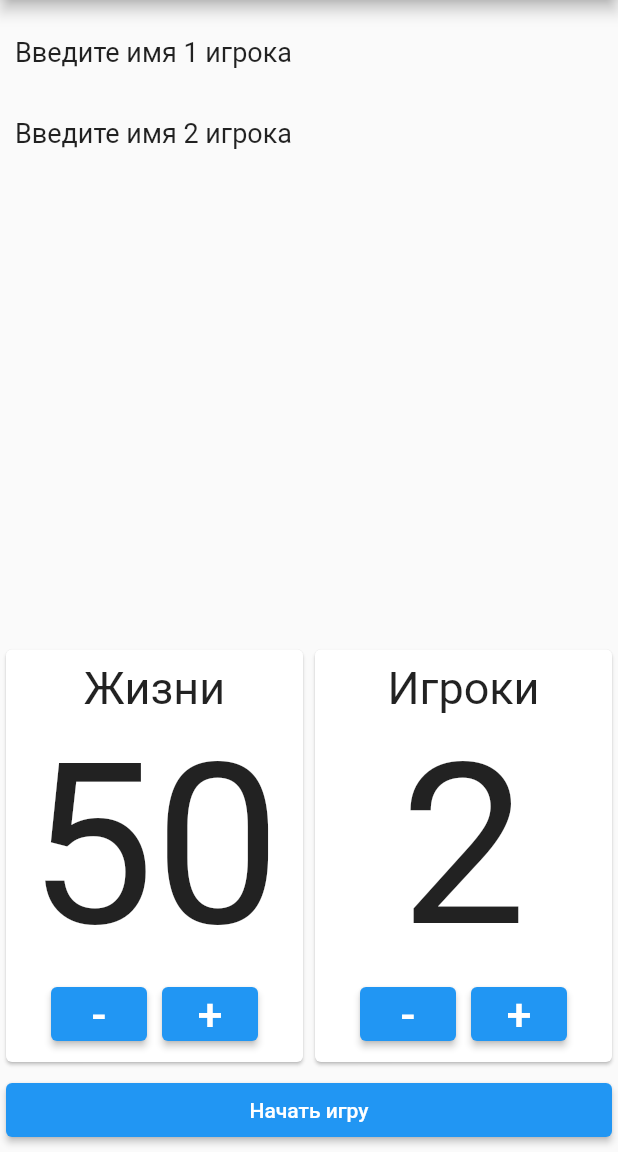
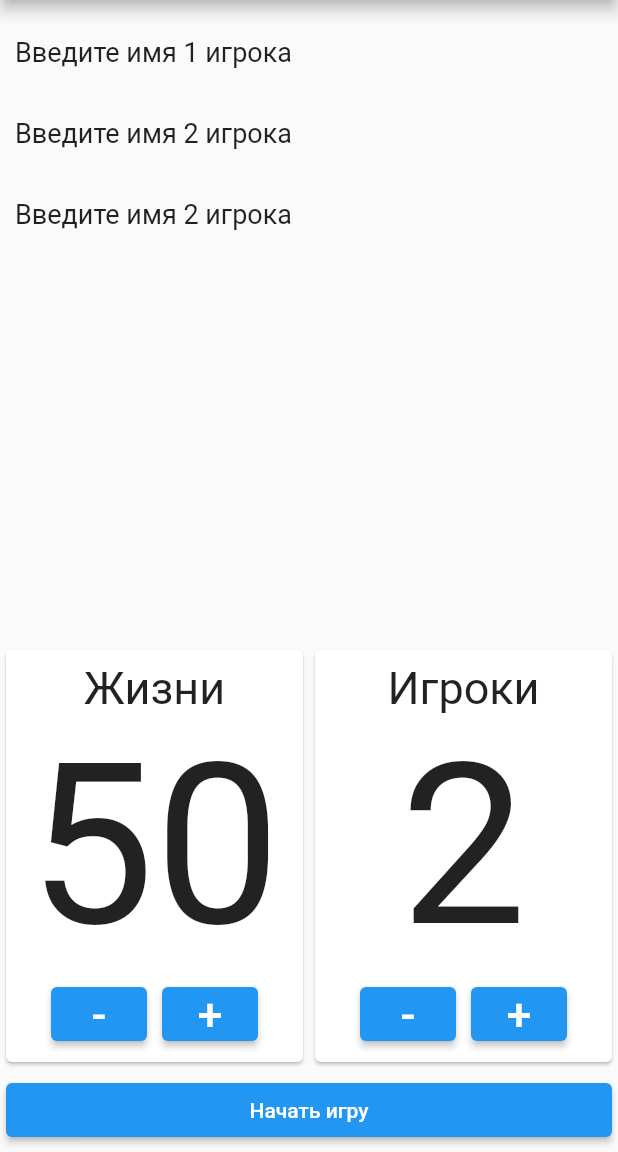
Before and after one commit to Nikkitik/point_tracker_star_realms, a Flutter app: the screen it shows after launch, on a phone screen of 412 x 824 dp, the part 84-1236 px from its top. Run offline on Flutter 3.47's test engine with Material 2 defaults, Android fonts, the phone set to English and light mode, and no system bars; our stand-ins replace flutter_bloc.

Commit message:
встроил блок для обмена данными между виджетами

```diff
--- a/lib/main.dart
+++ b/lib/main.dart
@@ -1,5 +1,8 @@
 import 'package:flutter/material.dart';
+import 'package:flutter_bloc/flutter_bloc.dart';
+import 'package:point_tracker_star_realms/util/counter_event.dart';
 import 'package:point_tracker_star_realms/widget/start_card.dart';
+import 'package:point_tracker_star_realms/widget/user_list.dart';
 
 void main() => runApp(MyPointer());
 
@@ -18,20 +21,6 @@ class _MyPointerState extends State<MyPointer> {
   //Блок 'Игроки'
   int _userCount = 2;
   String _userTitle = 'Игроки';
-  late List<String> _usersInfo = _getStartListUserInfo();
-
-  List<String> _getStartListUserInfo() {
-    List<String> list = <String>[];
-
-    for (int i = 0; i < _userCount; i++) {
-      list.add('Введите имя ${(i+1).toString()} игрока');
-    }
-
-    return list;
-  }
-
-  void _addNewUser(int userNumber) =>
-      _usersInfo.add('Введите имя ${userNumber.toString()} игрока');
 
   @override
   Widget build(BuildContext context) {
@@ -41,52 +30,25 @@ class _MyPointerState extends State<MyPointer> {
         appBar: AppBar(
           title: Text('Star Realms Pointer'),
         ),
-        body: Column(crossAxisAlignment: CrossAxisAlignment.stretch, children: [
+        body: BlocProvider(
+          create: (_) => CounterBloc(),
+          child: Column(crossAxisAlignment: CrossAxisAlignment.stretch, children: [
             Expanded(
-            child: ListView.builder(
-                padding: const EdgeInsets.all(8),
-                itemCount: _usersInfo.length,
-                itemBuilder: (BuildContext context, int index) {
-                  return Container(
-                    height: 50,
-                    margin: EdgeInsets.all(2),
-                    child: Center(
-                      child: Row(
-                        children: [
-                          Text(
-                            _usersInfo[index],
-                            style: TextStyle(fontSize: 18),
-                          ),
-                        ],
-                      ),
-                    ),
-                  );
-                }),
+              child: UserListWidget(),
             ),
             Row(children: [
               Expanded(
                 child: StartCardWidget(
                   value: _healthCount,
                   title: _healthTitle,
-                onChangeValue: (int health) {
-                  _healthCount = health;
-                },
+                  needProvider: false,
                 ),
               ),
               Expanded(
                 child: StartCardWidget(
                   value: _userCount,
                   title: _userTitle,
-                onChangeValue: (int user) {
-                  setState(() {
-                    if (_userCount > user)
-                      _usersInfo.removeAt(user);
-                    else
-                      _addNewUser(user);
-
-                    _userCount = user;
-                  });
-                },
+                  needProvider: true,
                 ),
               ),
             ]),
@@ -99,6 +61,7 @@ class _MyPointerState extends State<MyPointer> {
             ),
           ]),
         ),
+      ),
     );
   }
 }
--- /dev/null
+++ b/lib/util/counter_event.dart
@@ -0,0 +1,21 @@
+import 'package:flutter_bloc/flutter_bloc.dart';
+
+/// Event being processed by [CounterBloc].
+abstract class CounterEvent {}
+
+/// Notifies bloc to increment state.
+class Increment extends CounterEvent {}
+
+/// Notifies bloc to decrement state.
+class Decrement extends CounterEvent {}
+
+/// {@template counter_bloc}
+/// A simple [Bloc] that manages an `int` as its state.
+/// {@endtemplate}
+class CounterBloc extends Bloc<CounterEvent, int> {
+  /// {@macro counter_bloc}
+  CounterBloc() : super(2) {
+    on<Increment>((event, emit) => emit(state + 1));
+    on<Decrement>((event, emit) => emit(state - 1));
+  }
+}
--- a/lib/widget/start_card.dart
+++ b/lib/widget/start_card.dart
@@ -1,41 +1,49 @@
 import 'package:flutter/material.dart';
+import 'package:point_tracker_star_realms/util/counter_event.dart';
+import 'package:provider/src/provider.dart';
 
 class StartCardWidget extends StatefulWidget {
   final int value;
   final String title;
-  final Function(int) onChangeValue;
+  final bool needProvider;
 
   const StartCardWidget({
     Key? key,
     required this.value,
     required this.title,
-    required this.onChangeValue,
+    required this.needProvider,
   }) : super(key: key);
 
   @override
-  _StartCardWidgetState createState() => _StartCardWidgetState(
-      value: this.value, onSelectParam: this.onChangeValue);
+  _StartCardWidgetState createState() =>
+      _StartCardWidgetState(value: this.value, needProvider: this.needProvider);
 }
 
 class _StartCardWidgetState extends State<StartCardWidget> {
   int value;
-  Function(int) onSelectParam;
+  bool needProvider;
 
-  _StartCardWidgetState({required this.value, required this.onSelectParam});
+  _StartCardWidgetState({required this.value, required this.needProvider});
 
   bool _checkDecreaseButtonEnabled(int value) => value > 1;
 
   void _decrease() {
+    if (needProvider) {
+      context.read<CounterBloc>().add(Decrement());
+    }
+
     setState(() {
       value -= 1;
-      onSelectParam(value);
     });
   }
 
   void _increase() {
+    if (needProvider) {
+      context.read<CounterBloc>().add(Increment());
+    }
+
     setState(() {
       value += 1;
-      onSelectParam(value);
     });
   }
 
--- /dev/null
+++ b/lib/widget/user_list.dart
@@ -0,0 +1,56 @@
+import 'package:flutter/material.dart';
+import 'package:flutter_bloc/flutter_bloc.dart';
+import 'package:point_tracker_star_realms/util/counter_event.dart';
+
+class UserListWidget extends StatefulWidget {
+  const UserListWidget({Key? key}) : super(key: key);
+
+  @override
+  _UserListWidgetState createState() => _UserListWidgetState();
+}
+
+class _UserListWidgetState extends State<UserListWidget> {
+  late List<String> _usersInfo = _getStartListUserInfo();
+
+  List<String> _getStartListUserInfo() {
+    List<String> list = <String>[];
+
+    for (int i = 0; i < 2; i++) {
+      list.add('Введите имя ${(i + 1).toString()} игрока');
+    }
+
+    return list;
+  }
+
+  @override
+  Widget build(BuildContext context) {
+    return BlocBuilder<CounterBloc, int>(builder: (context, count) {
+      if (count < _usersInfo.length) {
+        _usersInfo.removeAt(count);
+      } else {
+        _usersInfo.add('Введите имя ${count.toString()} игрока');
+      }
+
+      return ListView.builder(
+        padding: const EdgeInsets.all(8),
+        itemCount: _usersInfo.length,
+        itemBuilder: (BuildContext context, int index) {
+          return Container(
+            height: 50,
+            margin: EdgeInsets.all(2),
+            child: Center(
+              child: Row(
+                children: [
+                  Text(
+                    _usersInfo[index],
+                    style: TextStyle(fontSize: 18),
+                  ),
+                ],
+              ),
+            ),
+          );
+        },
+      );
+    });
+  }
+}
--- a/pubspec.yaml
+++ b/pubspec.yaml
@@ -13,6 +13,7 @@ dependencies:
     sdk: flutter
 
   cupertino_icons: ^1.0.2
+  flutter_bloc: ^8.0.0
 
 dev_dependencies:
   flutter_test:
```
Also changed, not shown: pubspec.lock. Lines whose indentation alone changed are shown as unchanged.
